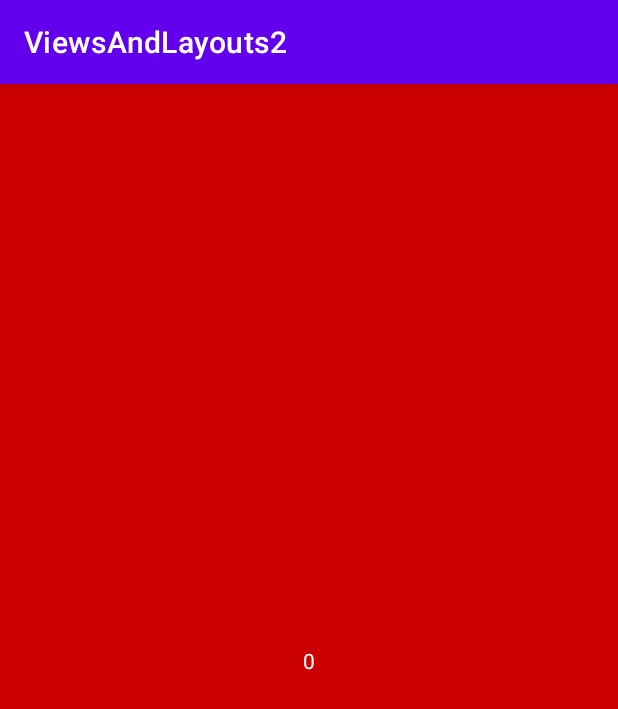
After one commit to npogoncuk/ViewsAndLayouts2, an Android app: the Fragment1 screen opened directly, with no data from a screen before it, on a phone screen of 412 x 824 dp. The commit adds this screen. Shown: the top 709 px of the screen. Run offline under Robolectric (Android 15) with nearby library versions, the phone set to English and light mode, and no system bars.

Commit message:
Implemented ViewPagerActivity.kt

```diff
--- a/app/src/main/AndroidManifest.xml
+++ b/app/src/main/AndroidManifest.xml
@@ -14,6 +14,9 @@
         android:theme="@style/Theme.ViewsAndLayouts2"
         tools:targetApi="31">
         <activity
+            android:name=".ViewPagerActivity"
+            android:exported="false" />
+        <activity
             android:name=".MainActivity"
             android:exported="true">
             <intent-filter>
--- /dev/null
+++ b/app/src/main/java/com/example/viewsandlayouts2/ViewPagerActivity.kt
@@ -0,0 +1,47 @@
+package com.example.viewsandlayouts2
+
+import androidx.appcompat.app.AppCompatActivity
+import android.os.Bundle
+import androidx.fragment.app.Fragment
+import androidx.fragment.app.FragmentManager
+import androidx.lifecycle.Lifecycle
+import androidx.viewpager2.adapter.FragmentStateAdapter
+import androidx.viewpager2.widget.ViewPager2
+import com.example.viewsandlayouts2.viewpagerfragments.Fragment1
+import com.example.viewsandlayouts2.viewpagerfragments.Fragment2
+import com.example.viewsandlayouts2.viewpagerfragments.Fragment3
+
+private const val FRAGMENT_COUNT = 3
+
+class ViewPagerActivity : AppCompatActivity() {
+
+    private lateinit var viewPager: ViewPager2
+
+    override fun onCreate(savedInstanceState: Bundle?) {
+        super.onCreate(savedInstanceState)
+        setContentView(R.layout.activity_view_pager)
+
+        viewPager = findViewById(R.id.view_pager)
+        viewPager.adapter = PagerAdapter(supportFragmentManager, lifecycle)
+    }
+
+    override fun onBackPressed() {
+        if (viewPager.currentItem == 0) super.onBackPressed()
+        else viewPager.currentItem -= 1
+    }
+
+    private inner class PagerAdapter(fragmentManager: FragmentManager, lifecycle: Lifecycle)
+        : FragmentStateAdapter(fragmentManager, lifecycle) {
+        override fun getItemCount(): Int = FRAGMENT_COUNT
+
+        override fun createFragment(position: Int): Fragment {
+            return when(position) {
+                0 -> Fragment1.newInstance(position.toString())
+                1 -> Fragment2.newInstance(position.toString())
+                2 -> Fragment3.newInstance(position.toString())
+                else -> throw IllegalArgumentException("There is only 3 fragments")
+            }
+        }
+
+    }
+}
--- /dev/null
+++ b/app/src/main/java/com/example/viewsandlayouts2/viewpagerfragments/Fragment1.kt
@@ -0,0 +1,50 @@
+package com.example.viewsandlayouts2.viewpagerfragments
+
+import android.os.Bundle
+import androidx.fragment.app.Fragment
+import android.view.LayoutInflater
+import android.view.View
+import android.view.ViewGroup
+import android.widget.TextView
+import com.example.viewsandlayouts2.R
+
+private const val ARG_NAME = "name"
+
+class Fragment1 : Fragment() {
+
+    private var name: String? = null
+
+    override fun onCreate(savedInstanceState: Bundle?) {
+        super.onCreate(savedInstanceState)
+        arguments?.let {
+            name = it.getString(ARG_NAME)
+        }
+    }
+
+    override fun onCreateView(
+        inflater: LayoutInflater, container: ViewGroup?,
+        savedInstanceState: Bundle?
+    ): View? {
+        // Inflate the layout for this fragment
+        return inflater.inflate(R.layout.fragment_1, container, false)
+    }
+
+    override fun onViewCreated(view: View, savedInstanceState: Bundle?) {
+        super.onViewCreated(view, savedInstanceState)
+        view.findViewById<TextView>(R.id.fragment_text_view).text = name ?: throw IllegalArgumentException("Name of fragment is null")
+    }
+
+    companion object {
+        /**
+         * @param param1 Parameter 1.
+         * @return A new instance of fragment Fragment1.
+         */
+        @JvmStatic
+        fun newInstance(param1: String) =
+            Fragment1().apply {
+                arguments = Bundle().apply {
+                    putString(ARG_NAME, param1)
+                }
+            }
+    }
+}
--- /dev/null
+++ b/app/src/main/res/layout/activity_view_pager.xml
@@ -0,0 +1,17 @@
+<?xml version="1.0" encoding="utf-8"?>
+<androidx.constraintlayout.widget.ConstraintLayout xmlns:android="http://schemas.android.com/apk/res/android"
+    xmlns:app="http://schemas.android.com/apk/res-auto"
+    xmlns:tools="http://schemas.android.com/tools"
+    android:layout_width="match_parent"
+    android:layout_height="match_parent"
+    tools:context=".ViewPagerActivity">
+
+    <androidx.viewpager2.widget.ViewPager2
+        android:layout_width="match_parent"
+        android:layout_height="match_parent"
+        android:id="@+id/view_pager"
+        app:layout_constraintBottom_toBottomOf="parent"
+        app:layout_constraintEnd_toEndOf="parent"
+        app:layout_constraintStart_toStartOf="parent"
+        app:layout_constraintTop_toTopOf="parent" />
+</androidx.constraintlayout.widget.ConstraintLayout>
--- /dev/null
+++ b/app/src/main/res/layout/fragment_1.xml
@@ -0,0 +1,22 @@
+<?xml version="1.0" encoding="utf-8"?>
+<androidx.constraintlayout.widget.ConstraintLayout xmlns:android="http://schemas.android.com/apk/res/android"
+    xmlns:app="http://schemas.android.com/apk/res-auto"
+    xmlns:tools="http://schemas.android.com/tools"
+    android:layout_width="match_parent"
+    android:layout_height="match_parent"
+    android:background="@android:color/holo_red_dark"
+    tools:context=".viewpagerfragments.Fragment1">
+
+    <TextView
+        android:layout_width="wrap_content"
+        android:layout_height="wrap_content"
+        android:id="@+id/fragment_text_view"
+        android:text="@string/hello_blank_fragment"
+        android:textColor="@color/white"
+        app:layout_constraintBottom_toBottomOf="parent"
+        app:layout_constraintEnd_toEndOf="parent"
+        app:layout_constraintHorizontal_bias="0.5"
+        app:layout_constraintStart_toStartOf="parent"
+        app:layout_constraintTop_toTopOf="parent" />
+
+</androidx.constraintlayout.widget.ConstraintLayout>
--- a/app/src/main/res/values/strings.xml
+++ b/app/src/main/res/values/strings.xml
@@ -4,4 +4,5 @@
     <string name="webview">WebView</string>
     <string name="recyclerview">RecyclerView</string>
     <string name="header">Header</string>
+    <string name="hello_blank_fragment">Hello blank fragment</string>
 </resources>
```
Also changed, not shown: app/src/main/java/com/example/viewsandlayouts2/MainActivity.kt (+12 -0 lines), app/src/main/java/com/example/viewsandlayouts2/viewpagerfragments/Fragment2.kt (added, +50 -0 lines), app/src/main/java/com/example/viewsandlayouts2/viewpagerfragments/Fragment3.kt (added, +50 -0 lines), app/src/main/res/layout/fragment_2.xml (added, +22 -0 lines), app/src/main/res/layout/fragment_3.xml (added, +22 -0 lines).
